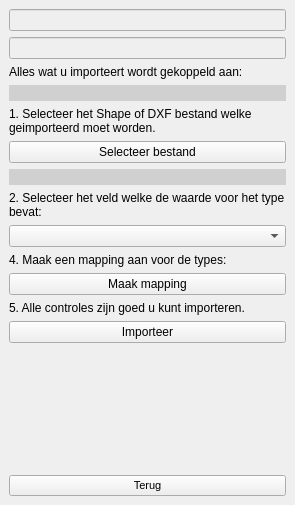
OIV-NL-QGIS/QGIS_project, file plugin/oiv/tools/oiv_import_filewidget.ui: the form before one commit.
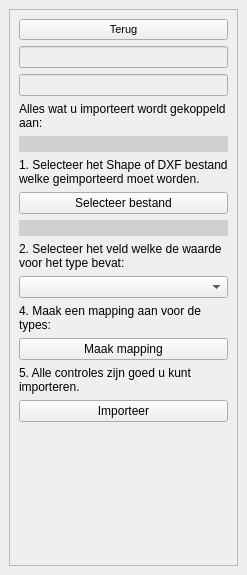
The form after the commit.

What changed in the file:
```diff
--- a/plugin/oiv/tools/oiv_import_filewidget.ui
+++ b/plugin/oiv/tools/oiv_import_filewidget.ui
@@ -6,8 +6,8 @@
    <rect>
     <x>0</x>
     <y>0</y>
-    <width>295</width>
-    <height>505</height>
+    <width>247</width>
+    <height>575</height>
    </rect>
   </property>
   <property name="features">
@@ -19,7 +19,42 @@
   <widget class="QWidget" name="dockWidgetContents">
    <layout class="QGridLayout" name="gridLayout">
     <item row="0" column="0">
+     <widget class="QScrollArea" name="scrollArea">
+      <property name="widgetResizable">
+       <bool>true</bool>
+      </property>
+      <widget class="QWidget" name="scrollAreaWidgetContents">
+       <property name="geometry">
+        <rect>
+         <x>0</x>
+         <y>0</y>
+         <width>227</width>
+         <height>533</height>
+        </rect>
+       </property>
+       <layout class="QVBoxLayout" name="verticalLayout_2">
+        <item>
      <layout class="QVBoxLayout" name="verticalLayout">
+          <item>
+           <widget class="QPushButton" name="terug">
+            <property name="enabled">
+             <bool>true</bool>
+            </property>
+            <property name="font">
+             <font>
+              <pointsize>8</pointsize>
+              <weight>50</weight>
+              <bold>false</bold>
+             </font>
+            </property>
+            <property name="text">
+             <string>Terug</string>
+            </property>
+            <property name="checkable">
+             <bool>true</bool>
+            </property>
+           </widget>
+          </item>
       <item>
        <widget class="QLineEdit" name="bouwlaag_id">
         <property name="enabled">
@@ -107,6 +142,9 @@
         <property name="text">
          <string>4. Maak een mapping aan voor de types:</string>
         </property>
+            <property name="wordWrap">
+             <bool>true</bool>
+            </property>
        </widget>
       </item>
       <item>
@@ -121,6 +159,9 @@
         <property name="text">
          <string>5. Alle controles zijn goed u kunt importeren.</string>
         </property>
+            <property name="wordWrap">
+             <bool>true</bool>
+            </property>
        </widget>
       </item>
       <item>
@@ -143,27 +184,11 @@
         </property>
        </spacer>
       </item>
-      <item>
-       <widget class="QPushButton" name="terug">
-        <property name="enabled">
-         <bool>true</bool>
-        </property>
-        <property name="font">
-         <font>
-          <pointsize>8</pointsize>
-          <weight>50</weight>
-          <bold>false</bold>
-         </font>
-        </property>
-        <property name="text">
-         <string>Terug</string>
-        </property>
-        <property name="checkable">
-         <bool>true</bool>
-        </property>
-       </widget>
-      </item>
-     </layout>
+         </layout>
+        </item>
+       </layout>
+      </widget>
+     </widget>
     </item>
    </layout>
   </widget>
```
Lines whose indentation alone changed are shown as unchanged.
